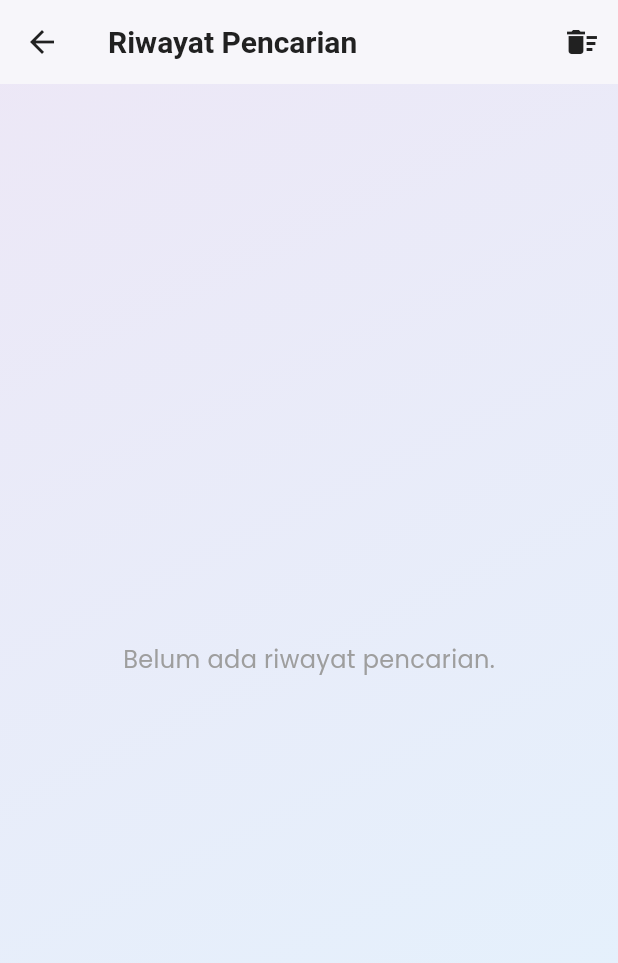
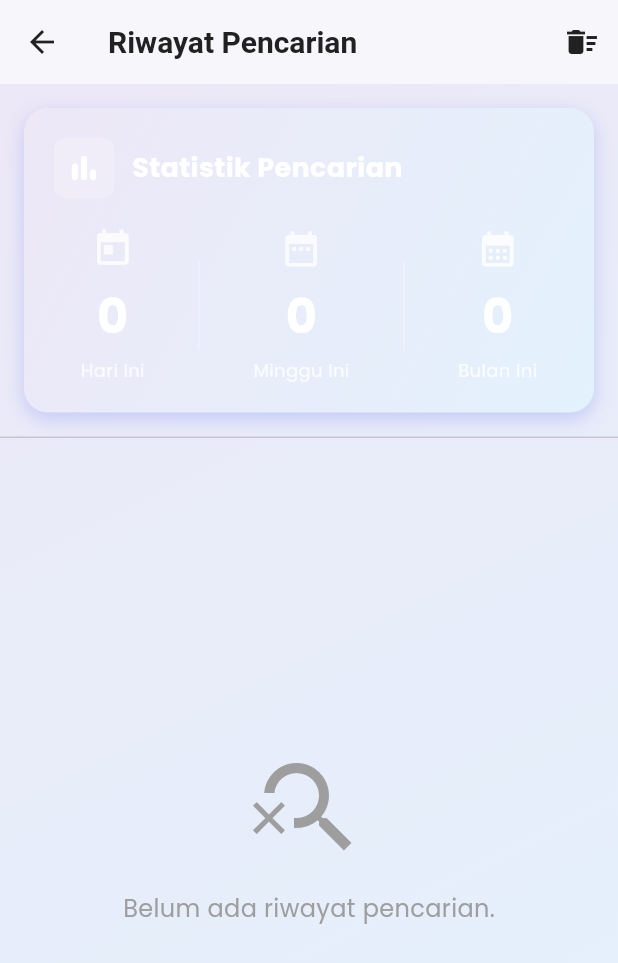
Before and after one commit to Kelompok-a/Nutrisi_Scan, a Flutter app: the SearchHistoryPage screen opened directly, on a phone screen of 412 x 824 dp. Shown: the top 963 px of the screen. Run offline on Flutter 3.47's test engine with Material 3 defaults, Android fonts, the phone set to English and light mode, and no system bars; our stand-ins replace flutter_secure_storage, google_fonts, shared_preferences; accounts and stored records are empty; network calls fail.

Commit message:
statistika pencarian

```diff
--- a/lib/providers/search_history_provider.dart
+++ b/lib/providers/search_history_provider.dart
@@ -1,27 +1,121 @@
-import 'package:flutter/material.dart';
+import 'package:flutter/foundation.dart';
+import 'package:shared_preferences/shared_preferences.dart';
+import 'dart:convert';
 
 class SearchHistoryProvider with ChangeNotifier {
-  final List<String> _history = [];
-  List<String> get history => [..._history];
+  List<Map<String, dynamic>> _history = [];
 
+  List<Map<String, dynamic>> get history => _history;
+
+  SearchHistoryProvider() {
+    _loadHistory();
+  }
+
+  // Load history dari SharedPreferences
+  Future<void> _loadHistory() async {
+    final prefs = await SharedPreferences.getInstance();
+    final historyJson = prefs.getString('search_history');
+
+    if (historyJson != null) {
+      final List<dynamic> decoded = jsonDecode(historyJson);
+      _history = decoded.map((item) {
+        return {
+          'query': item['query'] as String,
+          'timestamp': DateTime.parse(item['timestamp'] as String),
+        };
+      }).toList();
+
+      // Sort by newest first
+      _history.sort((a, b) =>
+        (b['timestamp'] as DateTime).compareTo(a['timestamp'] as DateTime)
+      );
+
+      notifyListeners();
+    }
+  }
+
+  // Save history ke SharedPreferences
+  Future<void> _saveHistory() async {
+    final prefs = await SharedPreferences.getInstance();
+    final historyJson = jsonEncode(
+      _history.map((item) {
+        return {
+          'query': item['query'],
+          'timestamp': (item['timestamp'] as DateTime).toIso8601String(),
+        };
+      }).toList(),
+    );
+    await prefs.setString('search_history', historyJson);
+  }
+
+  // Tambah pencarian baru
   void addSearchQuery(String query) {
-    if (query.isEmpty) return;
-    _history.removeWhere((item) => item.toLowerCase() == query.toLowerCase());
-    _history.insert(0, query);
-    if (_history.length > 10) {
-      _history.removeLast();
+    if (query.trim().isEmpty) return;
+
+    // Hapus duplicate jika ada
+    _history.removeWhere((item) => item['query'] == query);
+
+    // Tambah di awal list
+    _history.insert(0, {
+      'query': query,
+      'timestamp': DateTime.now(),
+    });
+
+    // Limit maksimal 50 history
+    if (_history.length > 50) {
+      _history = _history.sublist(0, 50);
     }
 
+    _saveHistory();
     notifyListeners();
   }
 
+  // Hapus satu item
   void removeSearchQuery(String query) {
-    _history.removeWhere((item) => item.toLowerCase() == query.toLowerCase());
+    _history.removeWhere((item) => item['query'] == query);
+    _saveHistory();
     notifyListeners();
   }
 
+  // Hapus semua history
   void clearHistory() {
     _history.clear();
+    _saveHistory();
     notifyListeners();
   }
+
+  // Hitung statistik
+  Map<String, int> getStatistics() {
+    final now = DateTime.now();
+    final today = DateTime(now.year, now.month, now.day);
+    final weekAgo = today.subtract(const Duration(days: 7));
+    final monthAgo = DateTime(now.year, now.month - 1, now.day);
+
+    int todayCount = 0;
+    int weekCount = 0;
+    int monthCount = 0;
+
+    for (var item in _history) {
+      final timestamp = item['timestamp'] as DateTime;
+      final date = DateTime(timestamp.year, timestamp.month, timestamp.day);
+
+      if (date.isAtSameMomentAs(today)) {
+        todayCount++;
+      }
+
+      if (timestamp.isAfter(weekAgo)) {
+        weekCount++;
+      }
+
+      if (timestamp.isAfter(monthAgo)) {
+        monthCount++;
+      }
+    }
+
+    return {
+      'today': todayCount,
+      'week': weekCount,
+      'month': monthCount,
+    };
+  }
 }
--- a/lib/screens/search_history_page.dart
+++ b/lib/screens/search_history_page.dart
@@ -1,6 +1,7 @@
 import 'package:flutter/material.dart';
 import 'package:provider/provider.dart';
 import '../providers/search_history_provider.dart';
+import '../theme/app_theme.dart';
 
 class SearchHistoryPage extends StatelessWidget {
   const SearchHistoryPage({super.key});
@@ -9,6 +10,9 @@ class SearchHistoryPage extends StatelessWidget {
   Widget build(BuildContext context) {
     final historyProvider = Provider.of<SearchHistoryProvider>(context);
     final history = historyProvider.history;
+
+    // Hitung statistik
+    final stats = historyProvider.getStatistics();
 
     return Scaffold(
       appBar: AppBar(
@@ -46,31 +50,181 @@ class SearchHistoryPage extends StatelessWidget {
           ),
         ],
       ),
-      body: history.isEmpty
+      body: Column(
+        children: [
+          // Card Statistik
+          _buildStatisticsCard(stats),
+
+          // Divider
+          const Divider(height: 1),
+
+          // List Riwayat
+          Expanded(
+            child: history.isEmpty
                 ? const Center(
-              child: Text(
+                    child: Column(
+                      mainAxisAlignment: MainAxisAlignment.center,
+                      children: [
+                        Icon(Icons.search_off, size: 80, color: Colors.grey),
+                        SizedBox(height: 16),
+                        Text(
                           'Belum ada riwayat pencarian.',
                           style: TextStyle(color: Colors.grey, fontSize: 16),
+                        ),
+                      ],
                     ),
                   )
                 : ListView.builder(
                     itemCount: history.length,
                     itemBuilder: (context, index) {
-                final query = history[index];
+                      final item = history[index];
                       return ListTile(
-                  leading: const Icon(Icons.history),
-                  title: Text(query),
+                        leading: const Icon(Icons.history, color: AppTheme.kPrimaryColor),
+                        title: Text(item['query']),
+                        subtitle: Text(
+                          _formatTime(item['timestamp']),
+                          style: const TextStyle(fontSize: 12, color: Colors.grey),
+                        ),
                         onTap: () {
+                          // TODO: Handle tap - search again atau navigate ke detail
                         },
                         trailing: IconButton(
                           icon: const Icon(Icons.close, color: Colors.grey),
                           onPressed: () {
-                      historyProvider.removeSearchQuery(query);
+                            historyProvider.removeSearchQuery(item['query']);
                           },
                         ),
                       );
                     },
                   ),
+          ),
+        ],
+      ),
     );
   }
+
+  Widget _buildStatisticsCard(Map<String, int> stats) {
+    return Container(
+      margin: const EdgeInsets.all(16),
+      padding: const EdgeInsets.all(20),
+      decoration: BoxDecoration(
+        gradient: AppTheme.kBackgroundGradient,
+        borderRadius: BorderRadius.circular(16),
+        boxShadow: [
+          BoxShadow(
+            color: AppTheme.kPrimaryColor.withOpacity(0.2),
+            blurRadius: 10,
+            offset: const Offset(0, 4),
+          ),
+        ],
+      ),
+      child: Column(
+        crossAxisAlignment: CrossAxisAlignment.start,
+        children: [
+          Row(
+            children: [
+              Container(
+                padding: const EdgeInsets.all(8),
+                decoration: BoxDecoration(
+                  color: Colors.white.withOpacity(0.2),
+                  borderRadius: BorderRadius.circular(8),
+                ),
+                child: const Icon(
+                  Icons.bar_chart_rounded,
+                  color: Colors.white,
+                  size: 24,
+                ),
+              ),
+              const SizedBox(width: 12),
+              const Text(
+                'Statistik Pencarian',
+                style: TextStyle(
+                  fontSize: 18,
+                  fontWeight: FontWeight.bold,
+                  color: Colors.white,
+                ),
+              ),
+            ],
+          ),
+          const SizedBox(height: 20),
+          Row(
+            mainAxisAlignment: MainAxisAlignment.spaceAround,
+            children: [
+              _buildStatItem(
+                'Hari Ini',
+                stats['today']!,
+                Icons.today,
+              ),
+              _buildDivider(),
+              _buildStatItem(
+                'Minggu Ini',
+                stats['week']!,
+                Icons.date_range,
+              ),
+              _buildDivider(),
+              _buildStatItem(
+                'Bulan Ini',
+                stats['month']!,
+                Icons.calendar_month,
+              ),
+            ],
+          ),
+        ],
+      ),
+    );
   }
+
+  Widget _buildStatItem(String label, int count, IconData icon) {
+    return Column(
+      children: [
+        Icon(
+          icon,
+          color: Colors.white.withOpacity(0.8),
+          size: 28,
+        ),
+        const SizedBox(height: 8),
+        Text(
+          count.toString(),
+          style: const TextStyle(
+            fontSize: 32,
+            fontWeight: FontWeight.bold,
+            color: Colors.white,
+          ),
+        ),
+        const SizedBox(height: 4),
+        Text(
+          label,
+          style: TextStyle(
+            fontSize: 12,
+            color: Colors.white.withOpacity(0.8),
+          ),
+        ),
+      ],
+    );
+  }
+
+  Widget _buildDivider() {
+    return Container(
+      height: 60,
+      width: 1,
+      color: Colors.white.withOpacity(0.3),
+    );
+  }
+
+  String _formatTime(DateTime timestamp) {
+    final now = DateTime.now();
+    final difference = now.difference(timestamp);
+
+    if (difference.inMinutes < 1) {
+      return 'Baru saja';
+    } else if (difference.inHours < 1) {
+      return '${difference.inMinutes} menit yang lalu';
+    } else if (difference.inDays < 1) {
+      return '${difference.inHours} jam yang lalu';
+    } else if (difference.inDays < 7) {
+      return '${difference.inDays} hari yang lalu';
+    } else {
+      return '${timestamp.day}/${timestamp.month}/${timestamp.year}';
+    }
+  }
+}
--- a/pubspec.yaml
+++ b/pubspec.yaml
@@ -15,7 +15,7 @@ dependencies:
   http: ^1.2.1
   google_fonts: ^6.2.1 # Added Google Fonts package
   flutter_secure_storage: ^9.0.0 # Ditambahkan untuk menyimpan token dengan aman
-
+  shared_preferences: ^2.2.2
 dev_dependencies:
   flutter_test:
     sdk: flutter
```
Also changed, not shown: pubspec.lock, 1 other file. Lines whose indentation alone changed are shown as unchanged.
